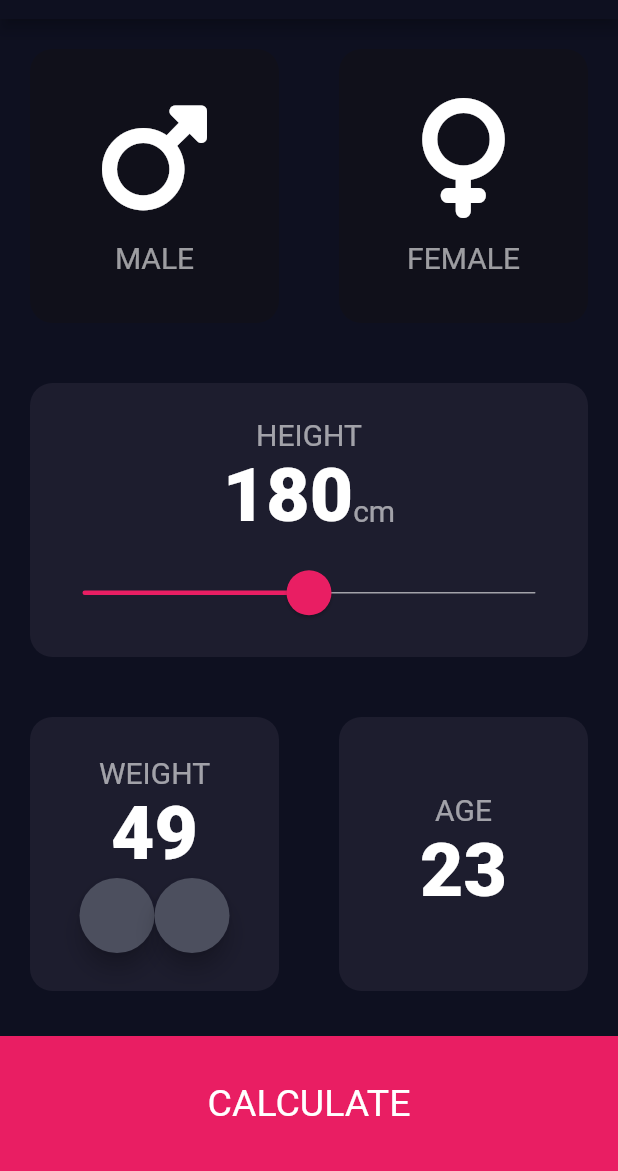
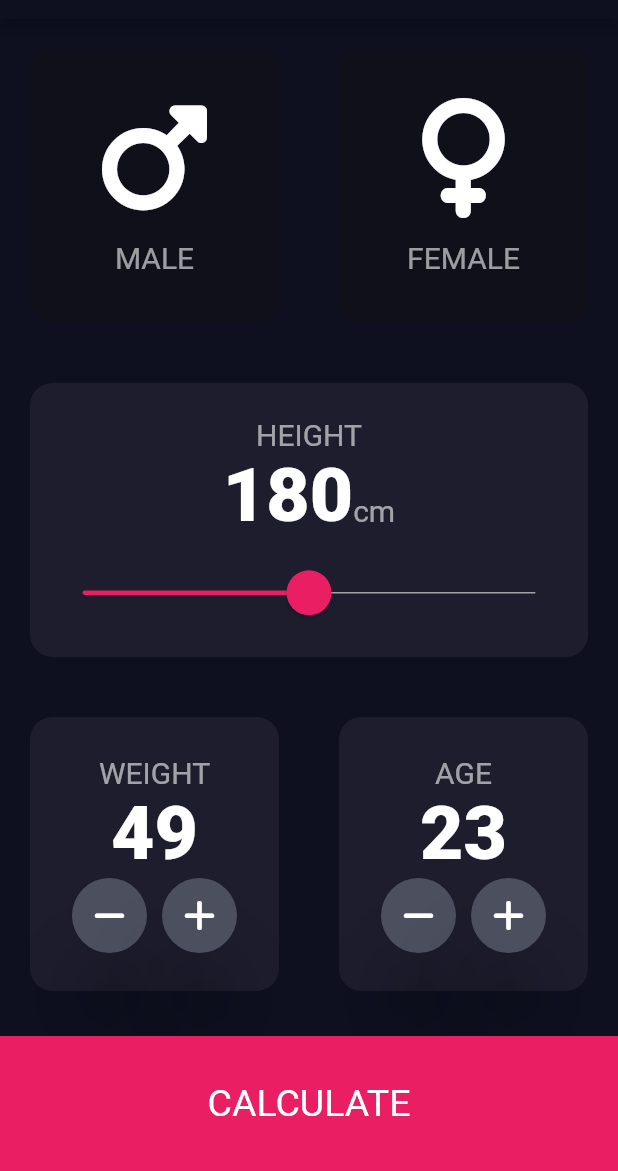
Before and after one commit to aleks007ua/bmi_calculator, a Flutter app: the screen it shows after launch, on a phone screen of 412 x 824 dp, the part 65-1236 px from its top. Run offline on Flutter 3.47's test engine with Material 2 defaults, Android fonts, the phone set to English and light mode, and no system bars; our stand-ins replace font_awesome_flutter.

Commit message:
add Buttom and onPressed Function + & -

```diff
--- a/lib/input_page.dart
+++ b/lib/input_page.dart
@@ -1,3 +1,5 @@
+import 'dart:isolate';
+
 import 'package:flutter/material.dart';
 import 'package:font_awesome_flutter/font_awesome_flutter.dart';
 import 'icon_content.dart';
@@ -27,7 +29,6 @@ class _InputPageState extends State<InputPage> {
 
   @override
   Widget build(BuildContext context) {
-
     return Scaffold(
       appBar: AppBar(
         title: Text('BMI Calculator'),
@@ -38,7 +39,6 @@ class _InputPageState extends State<InputPage> {
           Expanded(
             child: Row(
               children: [
-
                 Expanded(
                   child: GestureDetector(
                     onTap: () {
@@ -60,7 +60,6 @@ class _InputPageState extends State<InputPage> {
                     ),
                   ),
                 ),
-
                 Expanded(
                   child: GestureDetector(
                     onTap: () {
@@ -85,7 +84,6 @@ class _InputPageState extends State<InputPage> {
               ],
             ),
           ),
-
           Expanded(
             child: ReusableCard(
               colorChange: activeCardColour,
@@ -142,7 +140,6 @@ class _InputPageState extends State<InputPage> {
               ),
             ),
           ),
-
           Expanded(
             child: Row(
               children: [
@@ -163,8 +160,25 @@ class _InputPageState extends State<InputPage> {
                         Row(
                           mainAxisAlignment: MainAxisAlignment.center,
                           children: [
-                            RoundIconButton(),
-                            RoundIconButton(),
+                            RoundIconButton(
+                              icon: FontAwesomeIcons.minus,
+                              onPressed: () {
+                                setState(() {
+                                  weight--;
+                                });
+                              },
+                            ),
+                            SizedBox(
+                              width: 10,
+                            ),
+                            RoundIconButton(
+                              icon: FontAwesomeIcons.plus,
+                              onPressed: () {
+                                setState(() {
+                                  weight++;
+                                });
+                              },
+                            ),
                           ],
                         ),
                       ],
@@ -185,6 +199,30 @@ class _InputPageState extends State<InputPage> {
                           age.toString(),
                           style: numberTextStyle,
                         ),
+                        Row(
+                          mainAxisAlignment: MainAxisAlignment.center,
+                          children: [
+                            RoundIconButton(
+                              icon: FontAwesomeIcons.minus,
+                              onPressed: () {
+                                setState(() {
+                                  age--;
+                                });
+                              },
+                            ),
+                            SizedBox(
+                              width: 10,
+                            ),
+                            RoundIconButton(
+                              icon: FontAwesomeIcons.plus,
+                              onPressed: () {
+                                setState(() {
+                                  age++;
+                                });
+                              },
+                            ),
+                          ],
+                        ),
                       ],
                     ),
                   ),
@@ -192,7 +230,6 @@ class _InputPageState extends State<InputPage> {
               ],
             ),
           ),
-
           Container(
             color: bottomContainerColour,
             margin: EdgeInsets.only(top: 10.0),
@@ -213,17 +250,20 @@ class _InputPageState extends State<InputPage> {
   }
 }
 
+class RoundIconButton extends StatelessWidget {
+  RoundIconButton({this.icon, required this.onPressed});
 
-class RoundIconButton extends StatelessWidget {
-  const RoundIconButton({ Key? key }) : super(key: key);
+  final IconData? icon;
+  final void Function() onPressed;
 
   @override
   Widget build(BuildContext context) {
     return RawMaterialButton(
+      child: Icon(icon),
       shape: CircleBorder(),
       fillColor: Color(0xFF4C4F5E),
-      onPressed: () {  },
-      elevation: 6,
+      onPressed: onPressed,
+      elevation: 26,
       constraints: BoxConstraints.tightFor(height: 50, width: 50),
     );
   }
```
